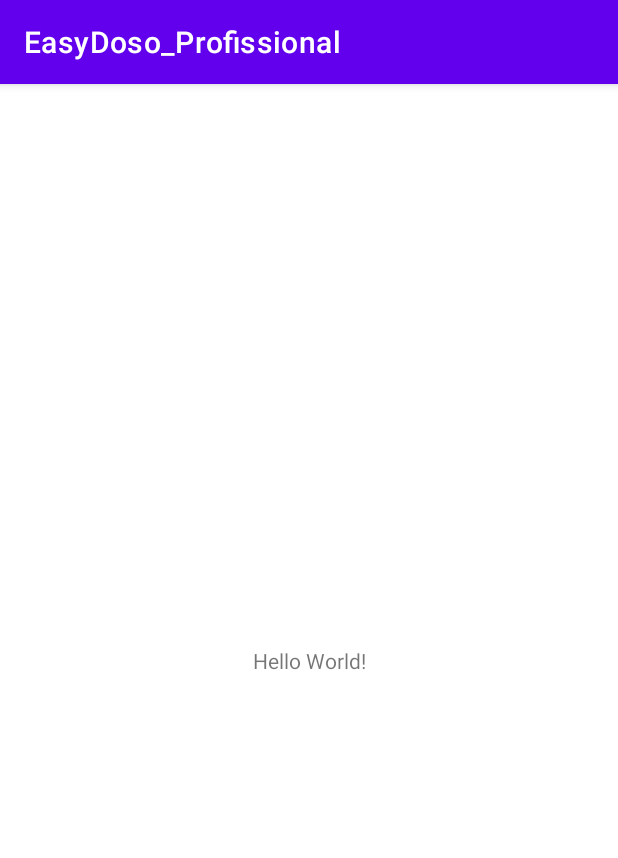
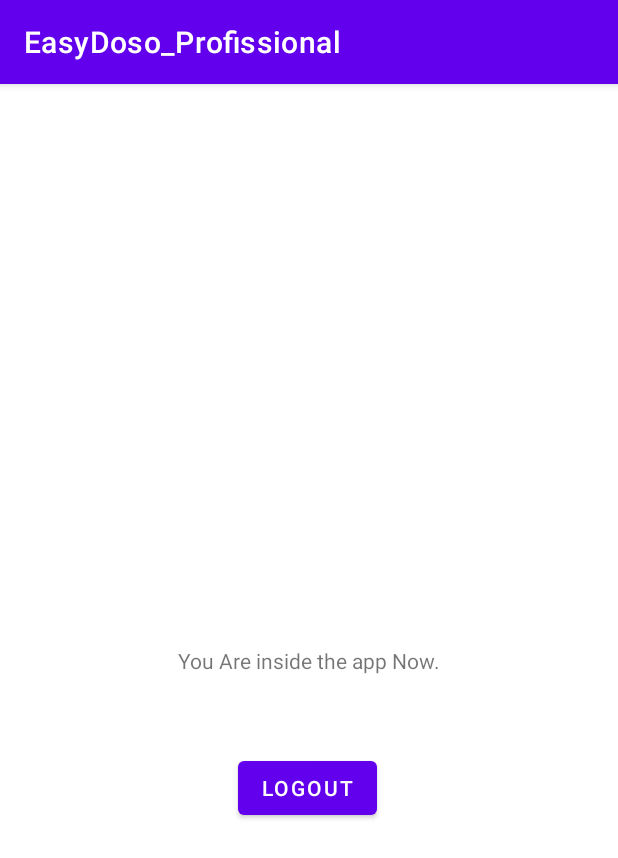
Before and after one commit to iagobarros/EasyDoso_Profissional, an Android app: the screen it shows after launch (MainActivity), on a phone screen of 412 x 824 dp. Shown: the top 858 px of the screen. Run offline under Robolectric (Android 15) with nearby library versions, the phone set to English and light mode, and no system bars; our stand-ins replace Firebase (no records; nobody signed in at launch, a user with empty details on screens opened directly).

Commit message:
adding Logout button on main activity

```diff
--- a/app/src/main/res/layout/activity_main.xml
+++ b/app/src/main/res/layout/activity_main.xml
@@ -7,12 +7,26 @@
     tools:context=".MainActivity">
 
     <TextView
+        android:id="@+id/textView7"
         android:layout_width="wrap_content"
         android:layout_height="wrap_content"
-        android:text="Hello World!"
+        android:text="You Are inside the app Now."
         app:layout_constraintBottom_toBottomOf="parent"
         app:layout_constraintLeft_toLeftOf="parent"
         app:layout_constraintRight_toRightOf="parent"
         app:layout_constraintTop_toTopOf="parent" />
 
+    <Button
+        android:id="@+id/logOutBtn"
+        android:layout_width="wrap_content"
+        android:layout_height="wrap_content"
+        android:layout_marginStart="158dp"
+        android:layout_marginTop="51dp"
+        android:layout_marginEnd="160dp"
+        android:onClick="logout"
+        android:text="logout"
+        app:layout_constraintEnd_toEndOf="parent"
+        app:layout_constraintStart_toStartOf="parent"
+        app:layout_constraintTop_toBottomOf="@+id/textView7" />
+
 </androidx.constraintlayout.widget.ConstraintLayout>
```
Also changed, not shown: app/src/main/AndroidManifest.xml (+7 -1 lines), app/src/main/java/com/easydoso_profissional/MainActivity.java (+12 -0 lines).
